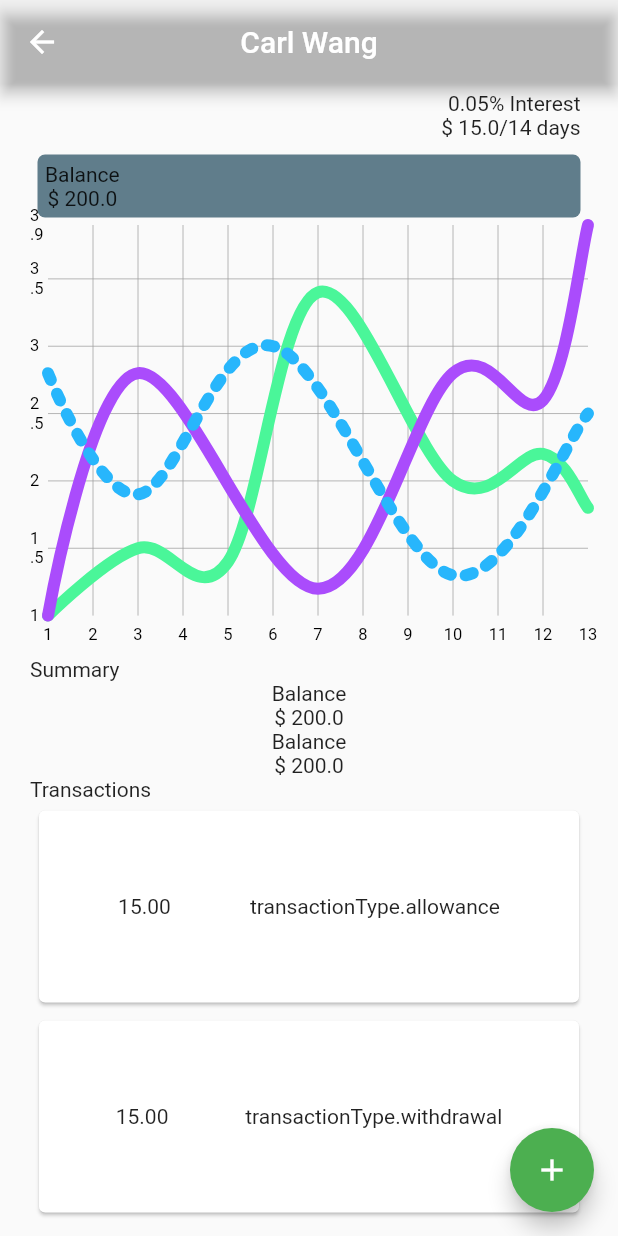
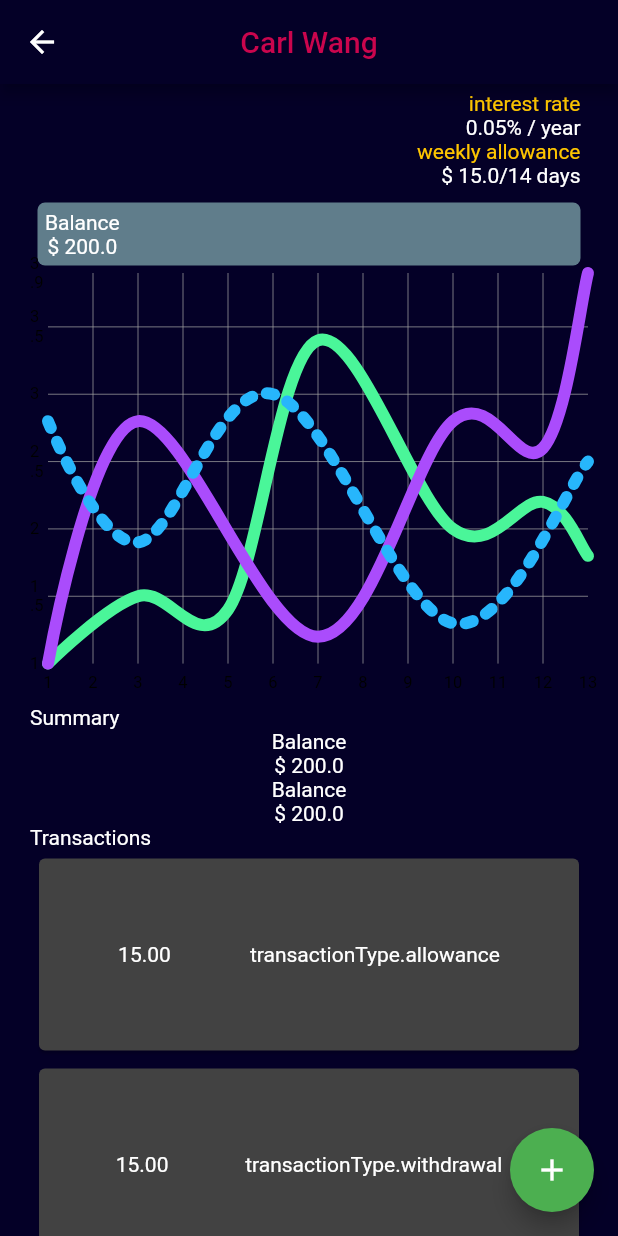
Before and after one commit to Emilywang98/Piggyfund, a Flutter app: the screen it shows after launch, after a tap on "Edit", on a phone screen of 412 x 824 dp. Run offline on Flutter 3.47's test engine with Material 2 defaults, Android fonts, the phone set to English and light mode, and no system bars; Roboto replaces fonts that are missing (Hind).

Commit message:
basic styling

```diff
--- a/piggy_fund/lib/child_add.dart
+++ b/piggy_fund/lib/child_add.dart
@@ -21,8 +21,10 @@ class Products extends StatelessWidget {
           .map(
             (element) => Card(
               child: Row(
+                mainAxisAlignment: MainAxisAlignment.spaceEvenly,
                 children: <Widget>[
                   Text(element),
+                  Text("hello emily"),
                   ElevatedButton(
                     child: Text('Edit'),
                     onPressed: () {
--- a/piggy_fund/lib/main.dart
+++ b/piggy_fund/lib/main.dart
@@ -1,12 +1,35 @@
 import 'package:flutter/material.dart';
-import 'package:piggy_fund/parent_child_details.dart';
 import 'package:piggy_fund/model/child.dart';
 import './parentsum.dart';
 
 Child c1 = Child(0, "Carl", "Wang", 200.00, 0.05, 15.00, new DateTime.utc(2020, 1, 1), 60, 14);
+
+const oxfordBlue = const Color(0xFF040027);
+const mikadoYellow = const Color(0xffffc600);
+const pictorialCarmine = const Color(0xFFca054d);
+const mediumPurple = const Color(0xFF5005CA);
+
 main() {
   runApp(MaterialApp(
     title: 'PiggyFund',
+    theme: ThemeData(
+      // Define the default brightness and colors.
+      brightness: Brightness.dark,
+      primaryColor: oxfordBlue,
+      accentColor: pictorialCarmine,
+
+      canvasColor: oxfordBlue,
+
+      // Define the default TextTheme. Use this to specify the default
+      // text styling for headlines, titles, bodies of text, and more.
+      textTheme: TextTheme(
+        headline1: TextStyle(fontSize: 20.0, fontWeight: FontWeight.bold),
+        headline2: TextStyle(fontSize: 14.0, color: mikadoYellow),
+        headline3: TextStyle(fontSize: 14.0, color: Colors.white),
+        headline4: TextStyle(fontSize: 36.0, fontStyle: FontStyle.italic),
+        bodyText2: TextStyle(fontSize: 14.0, fontFamily: 'Hind'),
+      ),
+    ),
     home: MyApp(),
   ));
 }
--- a/piggy_fund/lib/parent_child_details.dart
+++ b/piggy_fund/lib/parent_child_details.dart
@@ -10,6 +10,11 @@ Transaction t1 = Transaction(0, 0, new DateTime.utc(2020, 1, 1), 215.00, 15.00,
 Transaction t2 = Transaction(0, 0, new DateTime.utc(2020, 1, 1), 200.00, 15.00, transactionType.withdrawal);
 List<Transaction> transactionList = [t1, t2];
 
+const oxfordBlue = const Color(0xFF040027);
+const mikadoYellow = const Color(0xffffc600);
+const pictorialCarmine = const Color(0xFFca054d);
+const mediumPurple = const Color(0xFF5005CA);
+
 class ChildDetails extends StatelessWidget {
   ChildDetails({Key key, this.item}) : super(key: key);
   final Child item;
@@ -17,11 +22,18 @@ class ChildDetails extends StatelessWidget {
   Widget build(BuildContext context) {
     return Scaffold(
       appBar: AppBar(
-        title: Text("${this.item.firstName.toString()} ${this.item.lastName.toString()}"),
-        backgroundColor: Colors.transparent,
+        title: Text("${this.item.firstName.toString()} ${this.item.lastName.toString()}", style: TextStyle(color: pictorialCarmine)),
+        backgroundColor: oxfordBlue,
         centerTitle: true,
       ),
-      body: SingleChildScrollView(
+      body: Stack(
+        children: <Widget>[
+          new Container(
+            decoration: new BoxDecoration(
+                color: oxfordBlue
+            ),
+          ),
+          SingleChildScrollView(
             padding: EdgeInsets.symmetric(horizontal: 20),
             physics: ScrollPhysics(),
             child: Column(
@@ -38,8 +50,20 @@ class ChildDetails extends StatelessWidget {
                               Column(
                                   crossAxisAlignment: CrossAxisAlignment.end,
                                   children: <Widget> [
-                                  Text("${this.item.interestRate.toString()}% Interest"),
-                                  Text("\$ ${this.item.allowanceAmt.toString()}/${this.item.allowanceRate.toString()} days"),
+                                    Column(
+                                      crossAxisAlignment: CrossAxisAlignment.end,
+                                      children: [
+                                        Text("interest rate", style: Theme.of(context).textTheme.headline2),
+                                        Text("${this.item.interestRate.toString()}% / year", style: Theme.of(context).textTheme.headline3),
+                                      ],
+                                    ),
+                                    Column(
+                                      crossAxisAlignment: CrossAxisAlignment.end,
+                                      children: [
+                                        Text("weekly allowance", style: Theme.of(context).textTheme.headline2),
+                                        Text("\$ ${this.item.allowanceAmt.toString()}/${this.item.allowanceRate.toString()} days", style: Theme.of(context).textTheme.headline3),
+                                      ],
+                                    ),
                                   ]
                               ),
                             ]
@@ -97,18 +121,10 @@ class ChildDetails extends StatelessWidget {
 
                     Text("Transactions"),
                     TransactionList(items: transactionList)
-                //   Container(
-                //       padding: EdgeInsets.all(5),
-                //       child: Column(
-                //           mainAxisAlignment: MainAxisAlignment.start,
-                //           children: <Widget>[
-                //
-                //             Expanded(child:TransactionList(items: transactionList))
-                //           ])
-                // ),
                 ]
             ),
         ),
+      ]),
       floatingActionButton: FloatingActionButton(
         child: Icon(Icons.add),
         backgroundColor: Colors.green,
--- a/piggy_fund/lib/parentsum.dart
+++ b/piggy_fund/lib/parentsum.dart
@@ -26,7 +26,6 @@ class _ParentManager extends State<ParentSum> {
 
   @override
   Widget build(BuildContext context) {
-    //TODO: implement build
     return Column(
       children: [
         Container(
```
Lines whose indentation alone changed are shown as unchanged.
